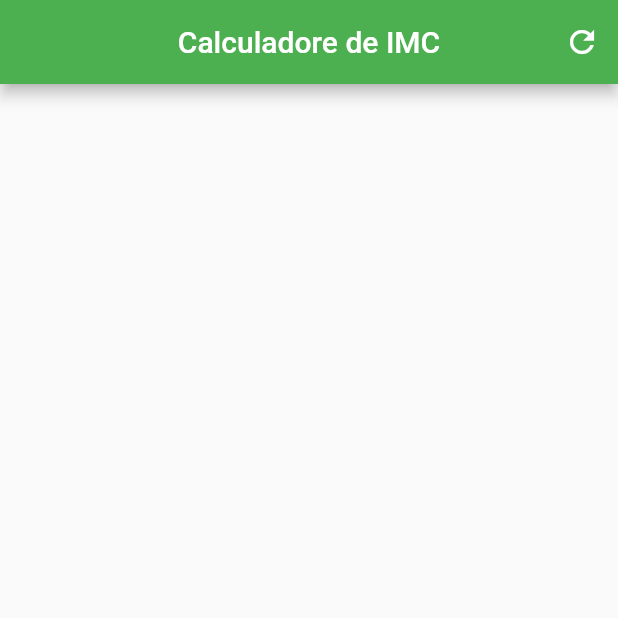
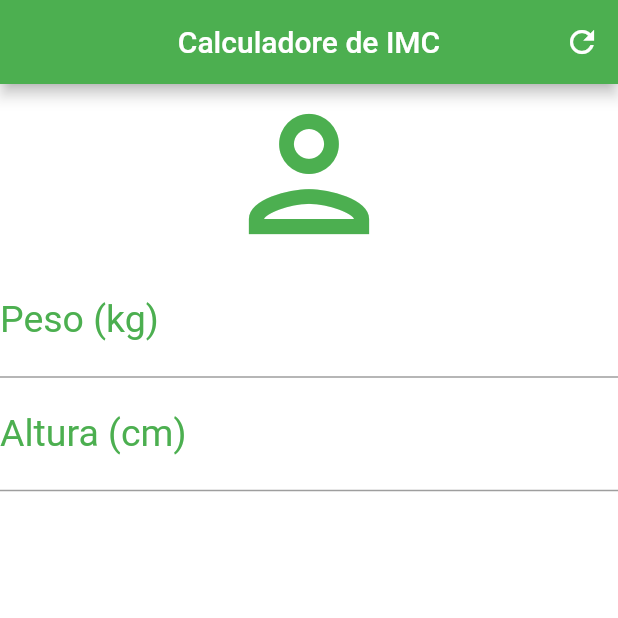
Before and after one commit to giancarloCavalli/imcCalculator-flutter, a Flutter app: the screen it shows after launch, on a phone screen of 412 x 824 dp, the top half of it. Run offline on Flutter 3.47's test engine with Material 2 defaults, Android fonts, the phone set to English and light mode, and no system bars.

Commit message:
TextField e Decoration

```diff
--- a/lib/main.dart
+++ b/lib/main.dart
@@ -20,10 +20,34 @@ class _HomeState extends State<Home> {
         centerTitle: true,
         backgroundColor: Colors.green,
         actions: <Widget>[
-          IconButton(icon: Icon(Icons.refresh),
-              onPressed: () {},)
+          IconButton(
+            icon: Icon(Icons.refresh),
+            onPressed: () {},
+          )
         ],
       ),
+      backgroundColor: Colors.white,
+      body: Column(
+          crossAxisAlignment: CrossAxisAlignment.stretch,
+          children: <Widget>[
+            Icon(Icons.person_outlined, size: 120.0, color: Colors.green),
+            TextField(
+                keyboardType: TextInputType.number,
+                decoration: InputDecoration(
+                  labelText: "Peso (kg)",
+                  labelStyle: TextStyle(color: Colors.green),
+                ),
+                textAlign: TextAlign.center,
+                style: TextStyle(color: Colors.green, fontSize: 25.0)),
+            TextField(
+                keyboardType: TextInputType.number,
+                decoration: InputDecoration(
+                  labelText: "Altura (cm)",
+                  labelStyle: TextStyle(color: Colors.green),
+                ),
+                textAlign: TextAlign.center,
+                style: TextStyle(color: Colors.green, fontSize: 25.0))
+          ]),
     );
   }
 }
```
